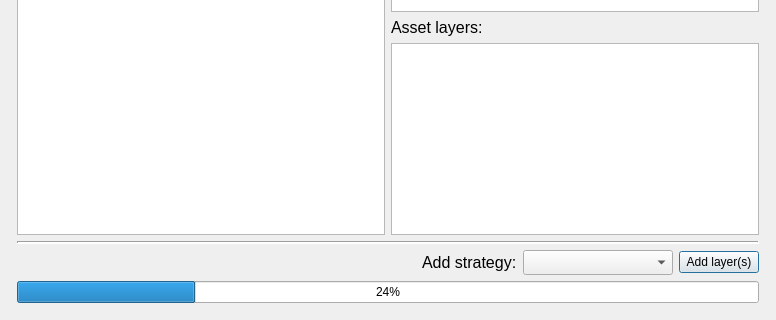
First picture: the form in oemc_plugin_dialog_base.ui, repository Open-Earth-Monitor/oemc-qgis-plugin, before the edit; both pictures show x 0 to 776 and y 381 to 701 of the 776 by 701 pixel window.
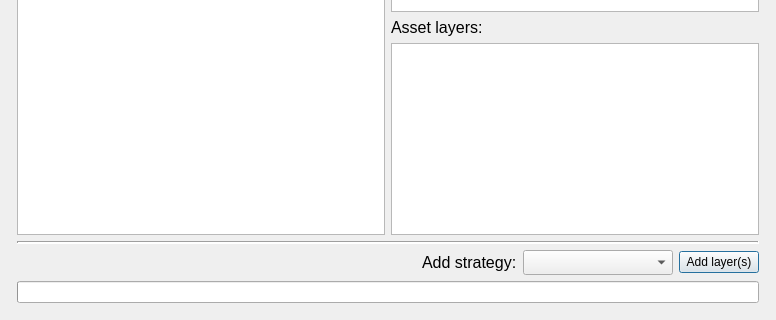
Second picture: the form after the edit.

Patch:
```diff
--- a/oemc_plugin_dialog_base.ui
+++ b/oemc_plugin_dialog_base.ui
@@ -43,7 +43,10 @@
         </size>
        </property>
        <property name="value">
-        <number>24</number>
+        <number>0</number>
+       </property>
+       <property name="textVisible">
+        <bool>false</bool>
        </property>
       </widget>
      </item>
```
Left out of the diff: 2 changed lines with no effect on the pictures.
